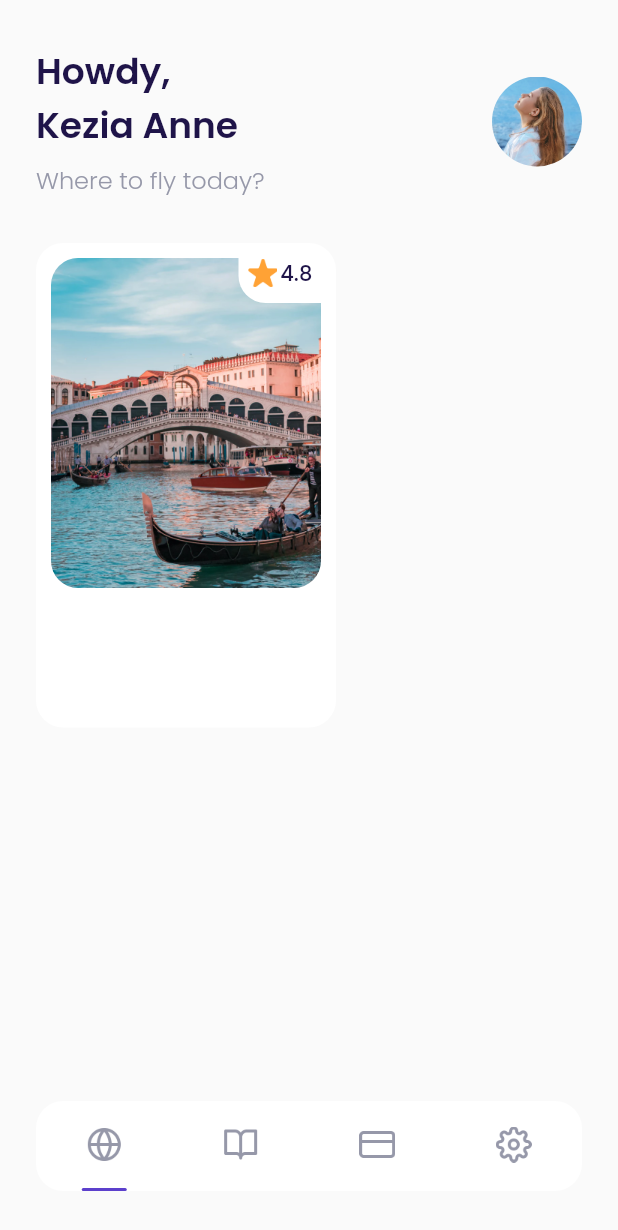
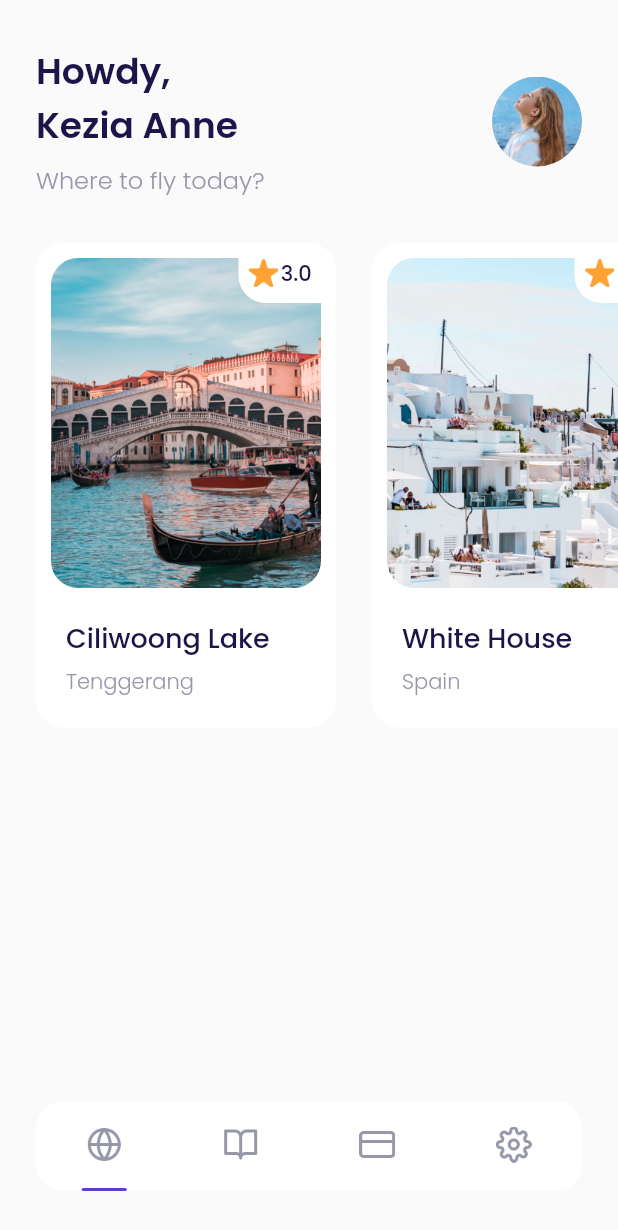
Before and after one commit to chaedirdwiantara/airplaneFlutter, a Flutter app: the MainPage screen opened by its route, on a phone screen of 412 x 824 dp. Shown: the top 1230 px of the screen. Run offline on Flutter 3.47's test engine with Material 2 defaults, Android fonts, the phone set to English and light mode, and no system bars; our stand-ins replace google_fonts.

Commit message:
add destination card

```diff
--- a/lib/ui/pages/home_page.dart
+++ b/lib/ui/pages/home_page.dart
@@ -1,4 +1,5 @@
 import 'package:airplane/shared/theme.dart';
+import 'package:airplane/ui/widgets/destination_card.dart';
 import 'package:flutter/widgets.dart';
 
 class HomePage extends StatelessWidget {
@@ -58,68 +59,42 @@ class HomePage extends StatelessWidget {
     Widget popularDestinations() {
       return Container(
         margin: const EdgeInsets.only(top: 30),
-        child: Row(
-          children: [
-            Container(
-              width: 200,
-              height: 323,
-              margin: EdgeInsets.only(
-                left: defaultMargin,
+        child: SingleChildScrollView(
+          scrollDirection: Axis.horizontal,
+          child: Row(
+            children: const [
+              DestinationCard(
+                name: 'Ciliwoong Lake',
+                city: 'Tenggerang',
+                imageUrl: 'assets/image_destination1.png',
+                rating: 3.0,
               ),
-              padding: const EdgeInsets.all(10),
-              decoration: BoxDecoration(
-                borderRadius: BorderRadius.circular(18),
-                color: kWhiteColor,
+              DestinationCard(
+                name: 'White House',
+                city: 'Spain',
+                imageUrl: 'assets/image_destination2.png',
+                rating: 4.7,
               ),
-              child: Column(
-                children: [
-                  Container(
-                    width: 180,
-                    height: 220,
-                    decoration: BoxDecoration(
-                      borderRadius: BorderRadius.circular(18),
-                      image: const DecorationImage(
-                        image: AssetImage('assets/image_destination1.png'),
-                      ),
-                    ),
-                    child: Align(
-                      alignment: Alignment.topRight,
-                      child: Container(
-                        width: 55,
-                        height: 30,
-                        decoration: BoxDecoration(
-                          color: kWhiteColor,
-                          borderRadius: const BorderRadius.only(
-                            bottomLeft: Radius.circular(18),
-                          ),
-                        ),
-                        child: Row(
-                            mainAxisAlignment: MainAxisAlignment.center,
-                            crossAxisAlignment: CrossAxisAlignment.start,
-                            children: [
-                              Container(
-                                width: 20,
-                                height: 20,
-                                margin: const EdgeInsets.only(right: 2),
-                                decoration: const BoxDecoration(
-                                  image: DecorationImage(
-                                    image: AssetImage('assets/icon_star.png'),
-                                  ),
-                                ),
-                              ),
-                              Text(
-                                '4.8',
-                                style: blackTextStyle.copyWith(
-                                    fontWeight: medium, fontSize: 14),
-                              )
-                            ]),
-                      ),
-                    ),
-                  )
-                ],
+              DestinationCard(
+                name: 'Hill Yo',
+                city: 'Monaco',
+                imageUrl: 'assets/image_destination3.png',
+                rating: 4.8,
               ),
-            )
-          ],
+              DestinationCard(
+                name: 'Kebon Gede',
+                city: 'Japan',
+                imageUrl: 'assets/image_destination4.png',
+                rating: 5.0,
+              ),
+              DestinationCard(
+                name: 'Patung Aneh',
+                city: 'Singapore',
+                imageUrl: 'assets/image_destination5.png',
+                rating: 2.6,
+              ),
+            ],
+          ),
         ),
       );
     }
--- /dev/null
+++ b/lib/ui/widgets/destination_card.dart
@@ -0,0 +1,102 @@
+import 'package:airplane/shared/theme.dart';
+import 'package:flutter/material.dart';
+
+class DestinationCard extends StatelessWidget {
+  const DestinationCard({
+    Key? key,
+    required this.name,
+    required this.city,
+    required this.imageUrl,
+    this.rating = 0.0,
+  }) : super(key: key);
+
+  final String name;
+  final String city;
+  final String imageUrl;
+  final double rating;
+
+  @override
+  Widget build(BuildContext context) {
+    return Container(
+      width: 200,
+      height: 323,
+      margin: EdgeInsets.only(
+        left: defaultMargin,
+      ),
+      padding: const EdgeInsets.all(10),
+      decoration: BoxDecoration(
+        borderRadius: BorderRadius.circular(18),
+        color: kWhiteColor,
+      ),
+      child: Column(
+        crossAxisAlignment: CrossAxisAlignment.start,
+        children: [
+          Container(
+            width: 180,
+            height: 220,
+            margin: const EdgeInsets.only(bottom: 20),
+            decoration: BoxDecoration(
+              borderRadius: BorderRadius.circular(18),
+              image: DecorationImage(
+                image: AssetImage(imageUrl),
+              ),
+            ),
+            child: Align(
+              alignment: Alignment.topRight,
+              child: Container(
+                width: 55,
+                height: 30,
+                decoration: BoxDecoration(
+                  color: kWhiteColor,
+                  borderRadius: const BorderRadius.only(
+                    bottomLeft: Radius.circular(18),
+                  ),
+                ),
+                child: Row(
+                    mainAxisAlignment: MainAxisAlignment.center,
+                    crossAxisAlignment: CrossAxisAlignment.start,
+                    children: [
+                      Container(
+                        width: 20,
+                        height: 20,
+                        margin: const EdgeInsets.only(right: 2),
+                        decoration: const BoxDecoration(
+                          image: DecorationImage(
+                            image: AssetImage('assets/icon_star.png'),
+                          ),
+                        ),
+                      ),
+                      Text(
+                        rating.toString(),
+                        style: blackTextStyle.copyWith(
+                            fontWeight: medium, fontSize: 14),
+                      )
+                    ]),
+              ),
+            ),
+          ),
+          Container(
+            margin: const EdgeInsets.only(left: 10),
+            child: Column(
+              crossAxisAlignment: CrossAxisAlignment.start,
+              children: [
+                Text(
+                  name,
+                  style:
+                      blackTextStyle.copyWith(fontSize: 18, fontWeight: medium),
+                ),
+                const SizedBox(
+                  height: 5,
+                ),
+                Text(
+                  city,
+                  style: greyTextStyle.copyWith(fontWeight: light),
+                ),
+              ],
+            ),
+          )
+        ],
+      ),
+    );
+  }
+}
```
